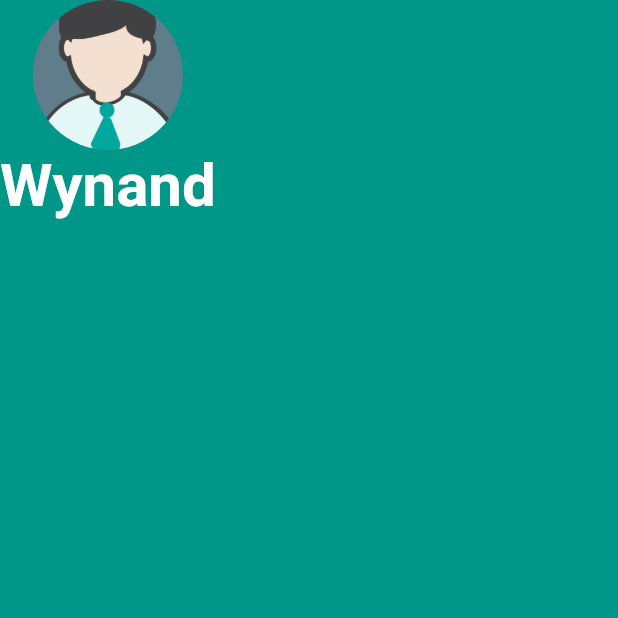
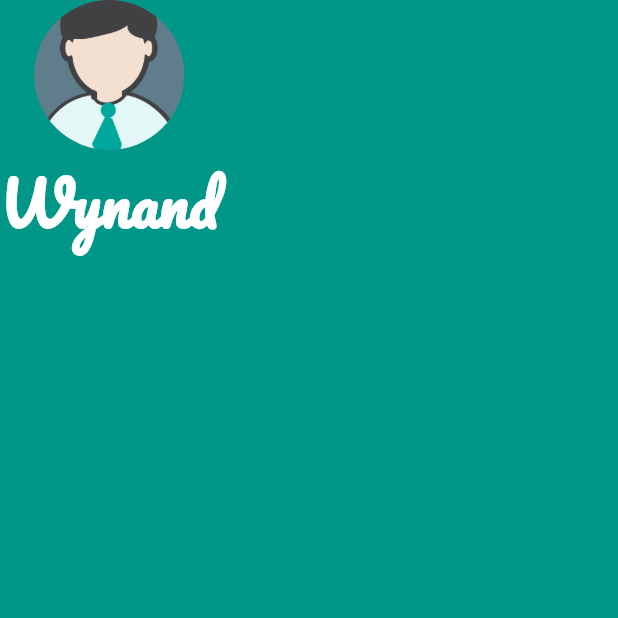
Before and after one commit to WkVr/mi_card_flutter, a Flutter app: the screen it shows after launch, on a phone screen of 412 x 824 dp, the top half of it. Run offline on Flutter 3.47's test engine with Material 2 defaults, Android fonts, the phone set to English and light mode, and no system bars.

Commit message:
Add Font

```diff
--- a/lib/main.dart
+++ b/lib/main.dart
@@ -23,10 +23,10 @@ class MyApp extends StatelessWidget {
               Text(
                 'Wynand',
                 style: TextStyle(
-                  fontSize: 40,
-                  color: Colors.white,
-                  fontWeight: FontWeight.bold,
-                ),
+                    fontSize: 40,
+                    color: Colors.white,
+                    fontWeight: FontWeight.bold,
+                    fontFamily: 'Pacifico'),
               )
             ],
           ),
```
Also changed, not shown: pubspec.yaml (+5 -12 lines), fonts/Pacifico-Regular.ttf (added).
